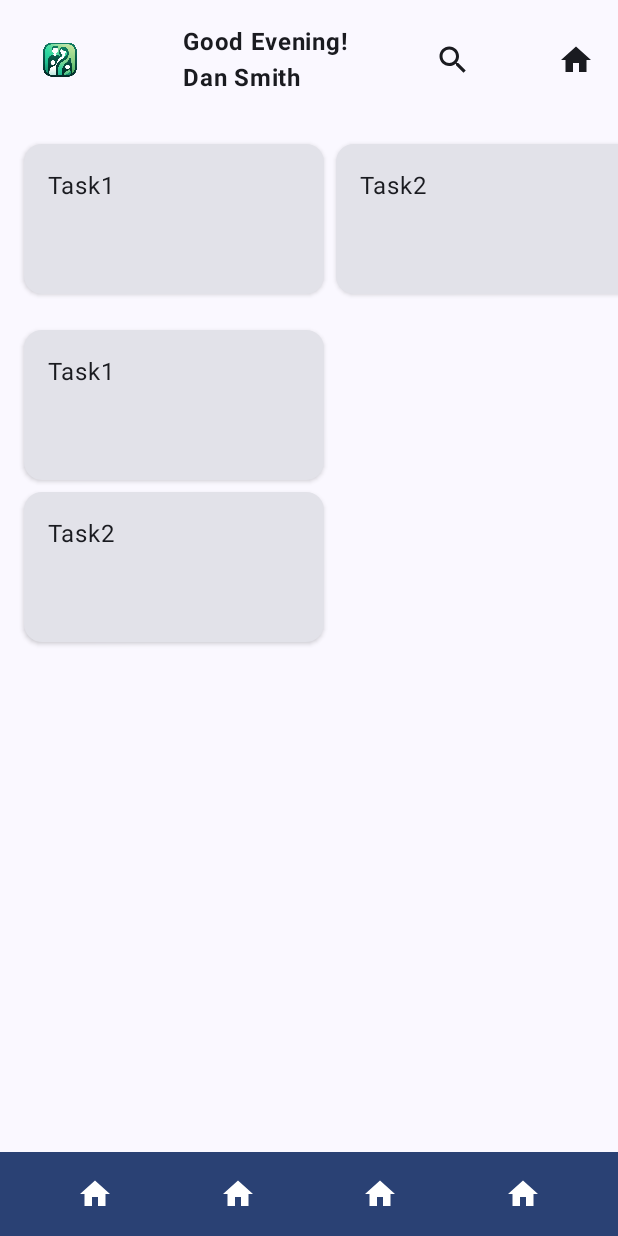
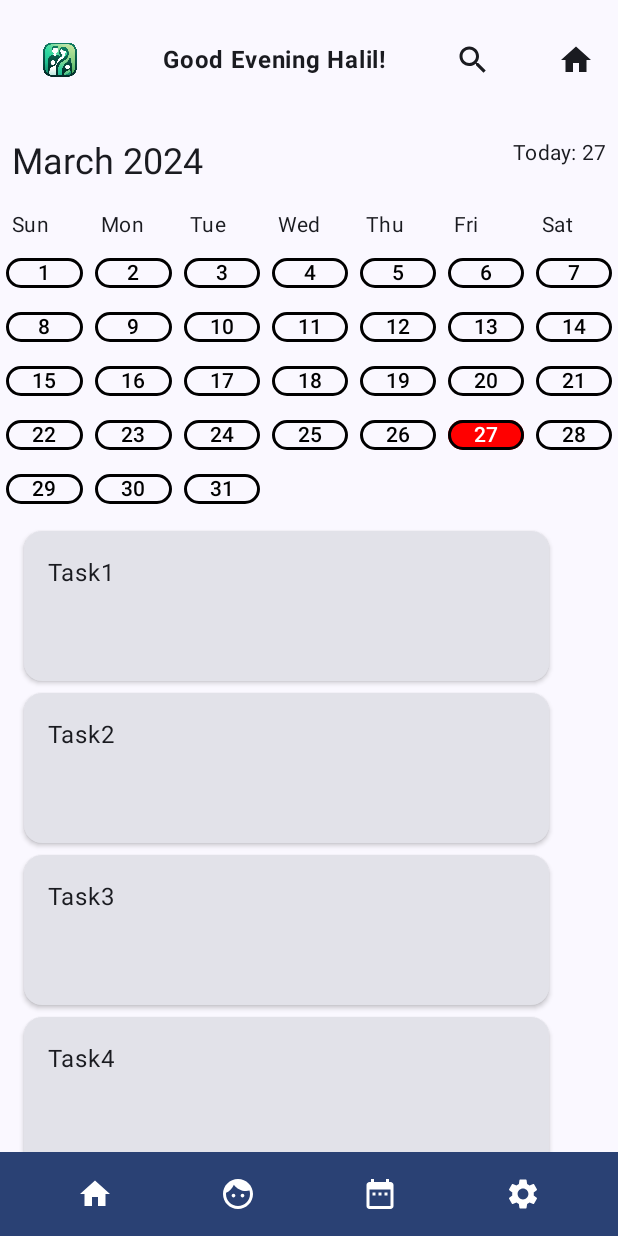
Before and after one commit to HalilBulke/family_connect, an Android app built with Jetpack Compose: the DashboardScreen screen opened through its navigation route, on a phone screen of 412 x 824 dp. Run offline under Robolectric (Android 15) with nearby library versions, the phone set to English and light mode, and no system bars; our stand-ins replace Dagger/Hilt's generated code.

Commit message:
Update Dashboard with calendar
Simple calendar feature added to dashboard screen and task view is updated.

```diff
--- a/app/src/main/java/com/familyconnect/familyconnect/dashboard/DashboardScreen.kt
+++ b/app/src/main/java/com/familyconnect/familyconnect/dashboard/DashboardScreen.kt
@@ -14,11 +14,13 @@ import androidx.compose.foundation.layout.padding
 import androidx.compose.foundation.layout.size
 import androidx.compose.foundation.layout.width
 import androidx.compose.foundation.lazy.LazyColumn
-import androidx.compose.foundation.lazy.LazyRow
 import androidx.compose.foundation.lazy.items
 import androidx.compose.material.icons.Icons
+import androidx.compose.material.icons.filled.DateRange
+import androidx.compose.material.icons.filled.Face
 import androidx.compose.material.icons.filled.Home
 import androidx.compose.material.icons.filled.Search
+import androidx.compose.material.icons.filled.Settings
 import androidx.compose.material3.Card
 import androidx.compose.material3.CardDefaults
 import androidx.compose.material3.ExperimentalMaterial3Api
@@ -37,6 +39,14 @@ import androidx.compose.ui.tooling.preview.Preview
 import androidx.compose.ui.unit.dp
 import androidx.hilt.navigation.compose.hiltViewModel
 import com.familyconnect.familyconnect.R
+import androidx.compose.foundation.BorderStroke
+import androidx.compose.foundation.shape.CircleShape
+import androidx.compose.material3.*
+import androidx.compose.ui.graphics.Color
+import androidx.compose.ui.graphics.RectangleShape
+import androidx.compose.ui.graphics.Shape
+import androidx.compose.ui.text.style.TextAlign
+import java.time.LocalDate
 
 @OptIn(ExperimentalMaterial3Api::class)
 @Composable
@@ -46,24 +56,141 @@ fun DashboardScreen(viewModel: DashboardViewModel = hiltViewModel()) {
     ) { padding ->
         Column(
                 modifier = Modifier
-                        .fillMaxSize()
-                        .padding(padding)
+                    .fillMaxSize()
+                    .padding(padding)
         ) {
-            TopBar(name = "Dan Smith")
-            Spacer(modifier = Modifier.height(16.dp))
-            WeeklyTasksSection(weeklyTasks = listOf("Task1", "Task2", "Task3")) // Sample tasks
-            Spacer(modifier = Modifier.height(16.dp))
-            TodaysTasksSection(todaysTasks = listOf("Task1", "Task2")) // Sample tasks
+            TopBar(name = "Halil")
+            Spacer(modifier = Modifier.height(4.dp))
+            CalendarSection()
+            Spacer(modifier = Modifier.height(6.dp))
+            TasksSection(Tasks = listOf("Task1", "Task2", "Task3", "Task4", "Task5", "Task6", "Task7")) // Sample tasks
         }
     }
 }
 
 @Composable
+fun CalendarSection() {
+    Column(
+        modifier = Modifier.fillMaxWidth(),
+        verticalArrangement = Arrangement.spacedBy(8.dp)
+    ) {
+        CalendarHeader()
+        CalendarBody()
+    }
+}
+
+@Composable
+fun CalendarHeader() {
+    Row(
+        modifier = Modifier
+            .fillMaxWidth()
+            .padding(8.dp),
+        horizontalArrangement = Arrangement.SpaceBetween
+    ) {
+        Text(
+            text = "March 2024", // Display the current month and year
+            style = MaterialTheme.typography.headlineSmall
+        )
+        Text(
+            text = "Today: ${LocalDate.now().dayOfMonth}", // Display today's date
+            style = MaterialTheme.typography.bodyMedium,
+            textAlign = TextAlign.End
+        )
+    }
+}
+
+@Composable
+fun CalendarBody() {
+    val daysOfWeek = listOf("Sun", "Mon", "Tue", "Wed", "Thu", "Fri", "Sat")
+    val daysInMonth = 31 // Replace this with the actual number of days in the month
+    val startDate = LocalDate.now().withDayOfMonth(1) // Start from the 1st day of the month
+
+    Column(
+        modifier = Modifier.fillMaxWidth(),
+        verticalArrangement = Arrangement.spacedBy(8.dp)
+    ) {
+        // Weekdays
+        Row(
+            modifier = Modifier.fillMaxWidth(),
+            horizontalArrangement = Arrangement.SpaceBetween
+        ) {
+            for (day in daysOfWeek) {
+                Text(
+                    text = day,
+                    style = MaterialTheme.typography.bodyMedium,
+                    modifier = Modifier
+                        .weight(1f)
+                        .padding(horizontal = 8.dp)
+                )
+            }
+        }
+
+        // Days
+        val numRows = (daysInMonth + daysOfWeek.size - 1) / daysOfWeek.size
+        for (i in 0 until numRows) {
+            Row(
+                modifier = Modifier.fillMaxWidth(),
+                horizontalArrangement = Arrangement.SpaceBetween
+            ) {
+                for (j in daysOfWeek.indices) {
+                    val dayIndex = i * daysOfWeek.size + j
+                    if (dayIndex < daysInMonth) {
+                        val date = startDate.plusDays(dayIndex.toLong())
+                        val isToday = LocalDate.now().isEqual(date)
+                        DayItem(
+                            day = date.dayOfMonth.toString(),
+                            isToday = isToday,
+                            modifier = Modifier
+                                .weight(1f)
+                                .padding(4.dp)
+                        )
+                    } else {
+                        Spacer(
+                            modifier = Modifier
+                                .weight(1f)
+                                .padding(2.dp)
+                        )
+                    }
+                }
+            }
+        }
+    }
+}
+
+
+@Composable
+fun DayItem(
+    day: String,
+    isToday: Boolean,
+    modifier: Modifier = Modifier,
+    shape: Shape = CircleShape
+) {
+    val backgroundColor = if (isToday) Color.Red else Color.Transparent
+    val contentColor = if (isToday) Color.White else Color.Black
+
+    Surface(
+        color = backgroundColor,
+        contentColor = contentColor,
+        shape = shape,
+        border = BorderStroke(2.dp, Color.Black),
+        modifier = modifier.size(20.dp),
+    ) {
+        Text(
+            text = day,
+            style = MaterialTheme.typography.labelLarge,
+            textAlign = TextAlign.Center,
+            modifier = Modifier.fillMaxSize()
+        )
+    }
+}
+
+
+@Composable
 fun TopBar(name: String) {
     Row(
             modifier = Modifier
-                    .fillMaxWidth()
-                    .padding(16.dp),
+                .fillMaxWidth()
+                .padding(16.dp),
             verticalAlignment = Alignment.CenterVertically,
             horizontalArrangement = Arrangement.SpaceBetween
     ) {
@@ -74,7 +201,7 @@ fun TopBar(name: String) {
                 modifier = Modifier.size(48.dp)
         )
         // Greeting
-        Text(text = "Good Evening!\n$name", fontWeight = FontWeight.Bold)
+        Text(text = "Good Evening $name!", fontWeight = FontWeight.Bold)
         // Search and notification icons (placeholders)
         Icon(Icons.Filled.Search, contentDescription = "Search")
         Icon(Icons.Filled.Home, contentDescription = "Notifications")
@@ -82,23 +209,10 @@ fun TopBar(name: String) {
 }
 
 @Composable
-fun WeeklyTasksSection(weeklyTasks: List<String>) {
-    // This section will be a horizontal scrolling list
-    LazyRow(
-            contentPadding = PaddingValues(horizontal = 16.dp),
-            horizontalArrangement = Arrangement.spacedBy(8.dp)
-    ) {
-        items(weeklyTasks) { task ->
-            TaskCard(taskName = task) // You will define this composable to display the task details
-        }
-    }
-}
-
-@Composable
 fun TaskCard(taskName: String) {
     // Placeholder for the task card UI
     Card(
-            modifier = Modifier.width(200.dp).height(100.dp),
+            modifier = Modifier.width(350.dp).height(100.dp),
             elevation = CardDefaults.cardElevation(defaultElevation = 2.dp)
     ) {
         Column(
@@ -111,13 +225,13 @@ fun TaskCard(taskName: String) {
 }
 
 @Composable
-fun TodaysTasksSection(todaysTasks: List<String>) {
+fun TasksSection(Tasks: List<String>) {
     // This section will be a vertical scrolling list
     LazyColumn(
             contentPadding = PaddingValues(horizontal = 16.dp, vertical = 8.dp),
             verticalArrangement = Arrangement.spacedBy(8.dp)
     ) {
-        items(todaysTasks) { task ->
+        items(Tasks) { task ->
             TaskCard(taskName = task) // Reuse the TaskCard composable
         }
     }
@@ -139,10 +253,10 @@ fun BottomNavigationBar() {
             verticalAlignment = Alignment.CenterVertically // Center the icons vertically
     ) {
         // Replace these with your actual icons and navigation logic
-        BottomBarIcon(placeHolderIcon(), "Home")
-        BottomBarIcon(placeHolderIcon(), "Search")
-        BottomBarIcon(placeHolderIcon(), "Calendar")
-        BottomBarIcon(placeHolderIcon(), "Settings")
+        BottomBarIcon(Icons.Default.Home, "Home")
+        BottomBarIcon(Icons.Default.Face, "Family")
+        BottomBarIcon(Icons.Default.DateRange, "Calendar")
+        BottomBarIcon(Icons.Default.Settings, "Settings")
     }
 }
 
@@ -158,20 +272,6 @@ fun BottomBarIcon(
     )
 }
 
-// Placeholder function to create a placeholder icon
-@Composable
-fun placeHolderIcon(): ImageVector {
-    // You can use any default icon here
-    // Alternatively, you can draw something custom or return a basic shape
-    return Icons.Default.Home // Placeholder icon
-}
-
-
-
-
-
-
-
 @Preview(showBackground = true)
 @Composable
 fun DashboardScreenPreview() {
--- a/app/src/main/java/com/familyconnect/familyconnect/login/LoginScreen.kt
+++ b/app/src/main/java/com/familyconnect/familyconnect/login/LoginScreen.kt
@@ -136,7 +136,7 @@ fun LaunchScreen(onComplete: () -> Unit) {
                     .wrapContentSize()
             )
             Text(
-                text = "Famil Connect",
+                text = "Family Connect",
                 color = Color.White,
                 textAlign = TextAlign.Center,
                 fontSize = 30.sp,
--- a/app/src/main/res/values/strings.xml
+++ b/app/src/main/res/values/strings.xml
@@ -1,6 +1,6 @@
 <resources>
     <string name="app_name">FamilyConnect</string>
-    <string name="login_header">Login to Famil Connect with your eamil and password</string>
+    <string name="login_header">Login to Family Connect with your email and password</string>
     <string name="signup_header">Don\'t have an account?</string>
     <string name="signup_button_text">Register</string>
     <string name="error_check_credentials">Invalid email or password. Please try again.</string>
```
